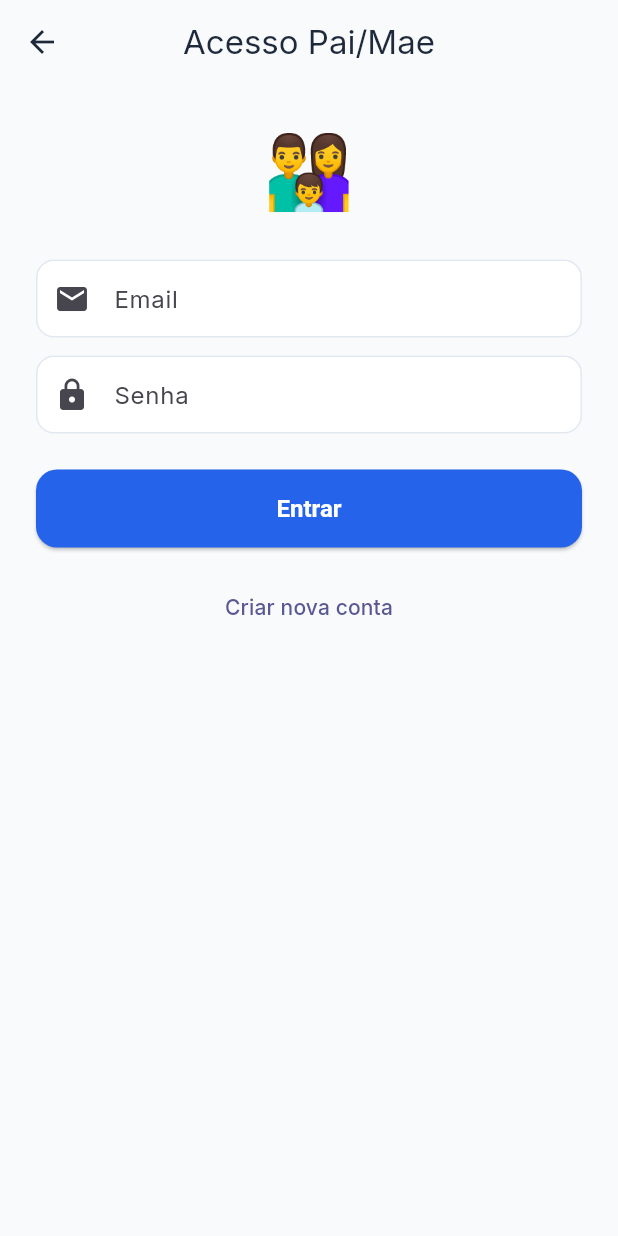
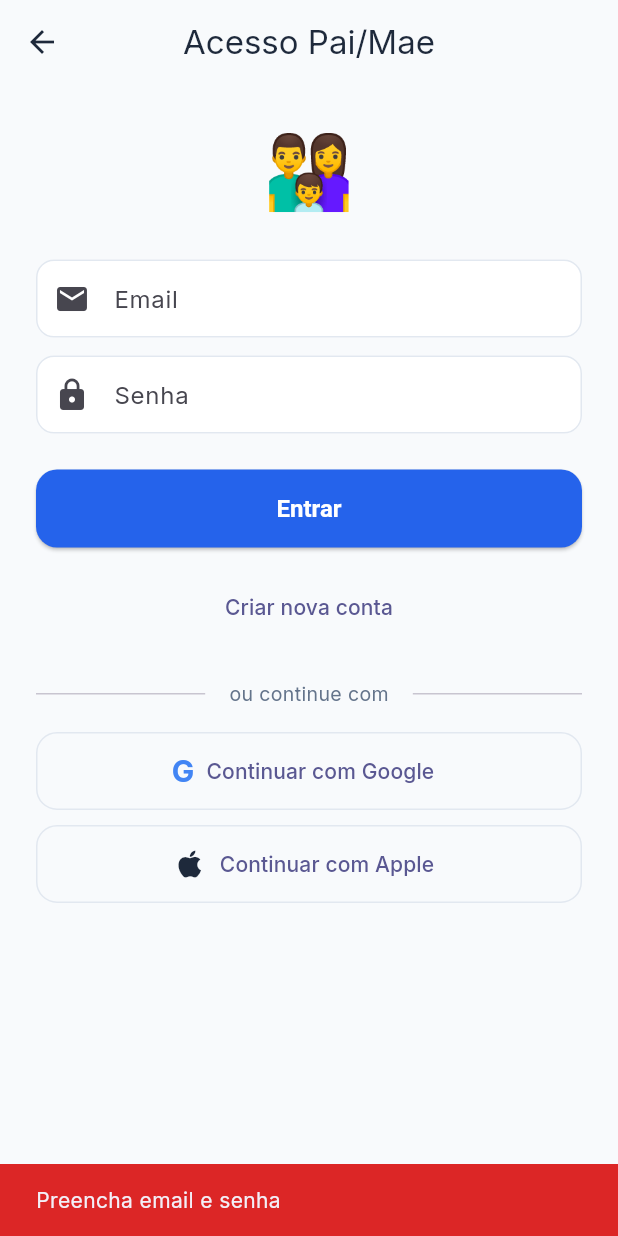
Before and after one commit to viniciusglopes/tarefas-mesada, a Flutter app: the ParentLoginScreen screen opened by its route, after a tap on "Entrar", on a phone screen of 412 x 824 dp. Run offline on Flutter 3.47's test engine with Material 3 defaults, Android fonts, the phone set to English and light mode, and no system bars; our stand-ins replace google_fonts, supabase_flutter; accounts and stored records are empty.

Commit message:
fix: melhora UX de login - feedback de conta criada, erros amigaveis, botoes Google/Apple
Co-Authored-By: Claude Opus 4.6 <noreply@anthropic.com>

```diff
--- a/lib/screens/auth/parent_login_screen.dart
+++ b/lib/screens/auth/parent_login_screen.dart
@@ -18,7 +18,15 @@ class _ParentLoginScreenState extends State<ParentLoginScreen> {
   final _familyController = TextEditingController();
 
   Future<void> _submit() async {
-    if (_emailController.text.isEmpty || _passwordController.text.isEmpty) return;
+    if (_loading) return;
+    if (_emailController.text.trim().isEmpty || _passwordController.text.isEmpty) {
+      _showError('Preencha email e senha');
+      return;
+    }
+    if (_isSignUp && (_nameController.text.trim().isEmpty || _familyController.text.trim().isEmpty)) {
+      _showError('Preencha todos os campos');
+      return;
+    }
 
     setState(() => _loading = true);
     try {
@@ -29,22 +37,52 @@ class _ParentLoginScreenState extends State<ParentLoginScreen> {
           name: _nameController.text.trim(),
           familyName: _familyController.text.trim(),
         );
+        if (mounted) {
+          ScaffoldMessenger.of(context).showSnackBar(
+            const SnackBar(
+              content: Text('Conta criada com sucesso! Bem-vindo(a)!'),
+              backgroundColor: AppColors.success,
+              duration: Duration(seconds: 2),
+            ),
+          );
+          Navigator.pushReplacementNamed(context, '/parent-dashboard');
+        }
       } else {
         await AuthService.signInParent(
           email: _emailController.text.trim(),
           password: _passwordController.text,
         );
+        if (mounted) Navigator.pushReplacementNamed(context, '/parent-dashboard');
       }
-      if (mounted) Navigator.pushReplacementNamed(context, '/parent-dashboard');
     } catch (e) {
-      if (mounted) {
-        ScaffoldMessenger.of(context).showSnackBar(
-          SnackBar(content: Text('Erro: ${e.toString()}')),
-        );
-      }
+      if (mounted) _showError(_friendlyError(e.toString()));
     } finally {
       if (mounted) setState(() => _loading = false);
     }
+  }
+
+  void _showComingSoon() {
+    ScaffoldMessenger.of(context).showSnackBar(
+      const SnackBar(
+        content: Text('Login social em breve! Use email e senha por enquanto.'),
+        backgroundColor: AppColors.warning,
+      ),
+    );
+  }
+
+  String _friendlyError(String error) {
+    if (error.contains('Invalid login credentials')) return 'Email ou senha incorretos';
+    if (error.contains('User already registered')) return 'Este email ja esta cadastrado. Tente fazer login.';
+    if (error.contains('over_email_send_rate_limit') || error.contains('429')) return 'Muitas tentativas. Aguarde 1 minuto e tente novamente.';
+    if (error.contains('Email not confirmed')) return 'Confirme seu email antes de fazer login.';
+    if (error.contains('Password should be at least')) return 'A senha deve ter pelo menos 6 caracteres.';
+    return error.replaceAll('AuthApiException(message: ', '').replaceAll(')', '');
+  }
+
+  void _showError(String msg) {
+    ScaffoldMessenger.of(context).showSnackBar(
+      SnackBar(content: Text(msg), backgroundColor: AppColors.danger),
+    );
   }
 
   @override
@@ -94,8 +132,41 @@ class _ParentLoginScreenState extends State<ParentLoginScreen> {
             ),
             const SizedBox(height: 16),
             TextButton(
-              onPressed: () => setState(() => _isSignUp = !_isSignUp),
+              onPressed: _loading ? null : () => setState(() => _isSignUp = !_isSignUp),
               child: Text(_isSignUp ? 'Ja tenho conta' : 'Criar nova conta'),
+            ),
+            const SizedBox(height: 24),
+            Row(
+              children: [
+                const Expanded(child: Divider()),
+                Padding(
+                  padding: const EdgeInsets.symmetric(horizontal: 16),
+                  child: Text('ou continue com', style: TextStyle(color: AppColors.textSecondary, fontSize: 13)),
+                ),
+                const Expanded(child: Divider()),
+              ],
+            ),
+            const SizedBox(height: 16),
+            OutlinedButton.icon(
+              onPressed: _loading ? null : _showComingSoon,
+              icon: const Text('G', style: TextStyle(fontSize: 20, fontWeight: FontWeight.bold, color: Color(0xFF4285F4))),
+              label: const Text('Continuar com Google'),
+              style: OutlinedButton.styleFrom(
+                minimumSize: const Size(double.infinity, 52),
+                side: const BorderSide(color: AppColors.border),
+                shape: RoundedRectangleBorder(borderRadius: BorderRadius.circular(14)),
+              ),
+            ),
+            const SizedBox(height: 10),
+            OutlinedButton.icon(
+              onPressed: _loading ? null : _showComingSoon,
+              icon: const Icon(Icons.apple, size: 24, color: AppColors.textPrimary),
+              label: const Text('Continuar com Apple'),
+              style: OutlinedButton.styleFrom(
+                minimumSize: const Size(double.infinity, 52),
+                side: const BorderSide(color: AppColors.border),
+                shape: RoundedRectangleBorder(borderRadius: BorderRadius.circular(14)),
+              ),
             ),
           ],
         ),
```
Also changed, not shown: 3 other files.
